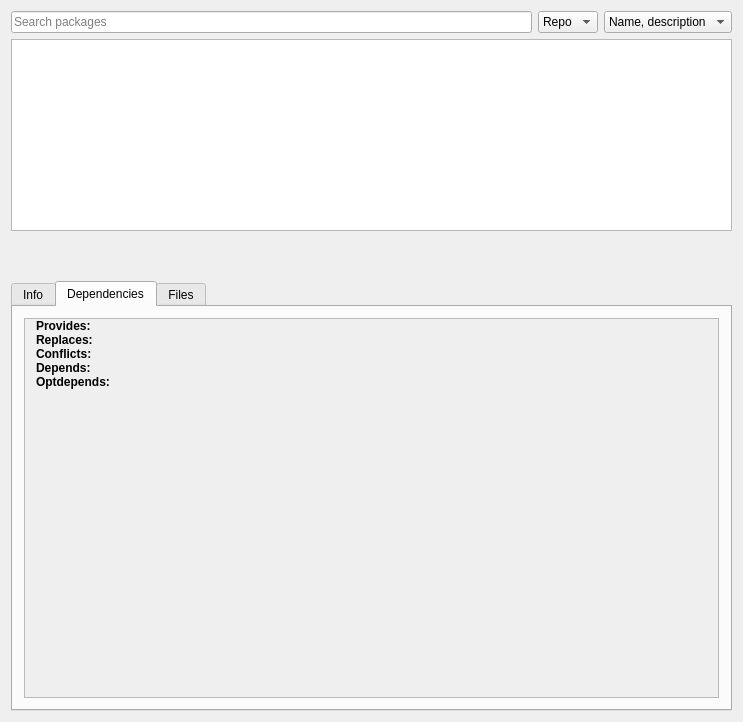
Before: the Qt Designer form src/mainwindow.ui in Shatur/orson, drawn with Qt 5.
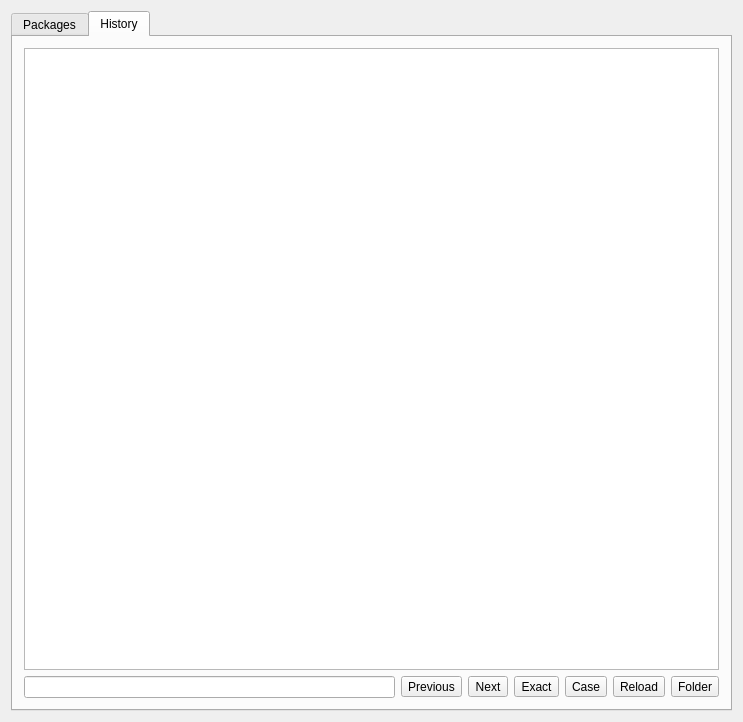
After: the same form once the commit is applied. The open tabs and pages were chosen to show the change. Icons and pictures are not drawn. Custom widgets are drawn as their Qt base class.

Commit message: Add history tab

Diff of the .ui file:
```diff
--- a/src/mainwindow.ui
+++ b/src/mainwindow.ui
@@ -19,9 +19,19 @@
   <widget class="QWidget" name="centralWidget">
    <layout class="QVBoxLayout" name="verticalLayout">
     <item>
-     <layout class="QHBoxLayout" name="searchLayout">
+     <widget class="QTabWidget" name="tabWidget">
+      <property name="currentIndex">
+       <number>0</number>
+      </property>
+      <widget class="QWidget" name="packagesWidget">
+       <attribute name="title">
+        <string>Packages</string>
+       </attribute>
+       <layout class="QVBoxLayout" name="verticalLayout_3">
       <item>
-       <widget class="QLineEdit" name="searchEdit">
+         <layout class="QHBoxLayout" name="searchPackagesLayout">
+          <item>
+           <widget class="QLineEdit" name="searchPackagesEdit">
         <property name="placeholderText">
          <string>Search packages</string>
         </property>
@@ -600,8 +610,8 @@
             <rect>
              <x>0</x>
              <y>0</y>
-             <width>707</width>
-             <height>397</height>
+                 <width>687</width>
+                 <height>374</height>
             </rect>
            </property>
            <layout class="QFormLayout" name="depsContentLayout">
@@ -725,6 +735,128 @@
     </item>
    </layout>
   </widget>
+      <widget class="QWidget" name="historyWidget">
+       <attribute name="title">
+        <string>History</string>
+       </attribute>
+       <layout class="QVBoxLayout" name="verticalLayout_4">
+        <item>
+         <widget class="QPlainTextEdit" name="historyEdit">
+          <property name="readOnly">
+           <bool>true</bool>
+          </property>
+         </widget>
+        </item>
+        <item>
+         <layout class="QHBoxLayout" name="historySearchLayout">
+          <item>
+           <widget class="QLineEdit" name="searchHistoryEdit">
+            <property name="styleSheet">
+             <string notr="true"/>
+            </property>
+            <property name="text">
+             <string/>
+            </property>
+           </widget>
+          </item>
+          <item>
+           <widget class="QToolButton" name="findPreviousButton">
+            <property name="toolTip">
+             <string>Go to the next entry</string>
+            </property>
+            <property name="text">
+             <string>Previous</string>
+            </property>
+            <property name="icon">
+             <iconset theme="go-up">
+              <normaloff>.</normaloff>.</iconset>
+            </property>
+           </widget>
+          </item>
+          <item>
+           <widget class="QToolButton" name="findNextButton">
+            <property name="toolTip">
+             <string>Go to previous entry</string>
+            </property>
+            <property name="text">
+             <string>Next</string>
+            </property>
+            <property name="icon">
+             <iconset theme="go-down">
+              <normaloff>.</normaloff>.</iconset>
+            </property>
+           </widget>
+          </item>
+          <item>
+           <widget class="QToolButton" name="searchExactButton">
+            <property name="toolTip">
+             <string>Makes find match only complete words</string>
+            </property>
+            <property name="text">
+             <string>Exact</string>
+            </property>
+            <property name="icon">
+             <iconset theme="xapp-search-entire-word-symbolic"/>
+            </property>
+            <property name="checkable">
+             <bool>true</bool>
+            </property>
+           </widget>
+          </item>
+          <item>
+           <widget class="QToolButton" name="searchCaseButton">
+            <property name="toolTip">
+             <string>Case sensitive</string>
+            </property>
+            <property name="text">
+             <string>Case</string>
+            </property>
+            <property name="icon">
+             <iconset theme="format-text-superscript">
+              <normaloff>.</normaloff>.</iconset>
+            </property>
+            <property name="checkable">
+             <bool>true</bool>
+            </property>
+            <property name="checked">
+             <bool>false</bool>
+            </property>
+           </widget>
+          </item>
+          <item>
+           <widget class="QToolButton" name="reloadHistoryButton">
+            <property name="toolTip">
+             <string>Reload pacman.log</string>
+            </property>
+            <property name="text">
+             <string>Reload</string>
+            </property>
+            <property name="icon">
+             <iconset theme="reload"/>
+            </property>
+           </widget>
+          </item>
+          <item>
+           <widget class="QToolButton" name="openHistoryFolderButton">
+            <property name="toolTip">
+             <string>Open folder with pacman.log</string>
+            </property>
+            <property name="text">
+             <string>Folder</string>
+            </property>
+            <property name="icon">
+             <iconset theme="folder"/>
+            </property>
+           </widget>
+          </item>
+         </layout>
+        </item>
+       </layout>
+      </widget>
+     </widget>
+    </item>
+   </layout>
+  </widget>
  </widget>
  <layoutdefault spacing="6" margin="11"/>
  <customwidgets>
```
Left out of the diff: 42 changed lines with no effect on the pictures. Lines whose indentation alone changed are shown as unchanged. The commit also changes 2 other files.
